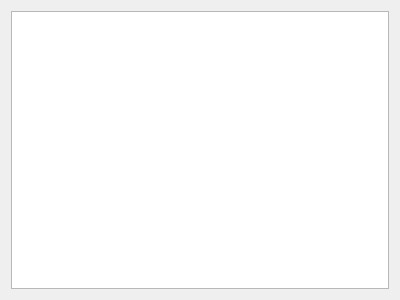
Old version of the form spinetoolbox/ui/map_editor.ui in the repository spine-tools/Spine-Toolbox.
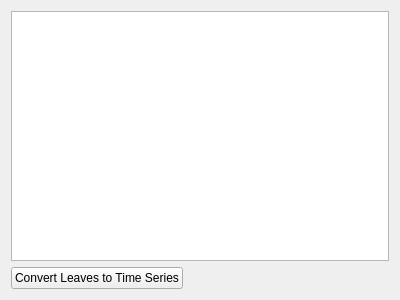
New version of the form.

Diff of the .ui file:
```diff
--- a/spinetoolbox/ui/map_editor.ui
+++ b/spinetoolbox/ui/map_editor.ui
@@ -33,6 +33,35 @@
      </attribute>
     </widget>
    </item>
+   <item>
+    <layout class="QHBoxLayout" name="horizontalLayout">
+     <item>
+      <widget class="QPushButton" name="convert_leaves_button">
+       <property name="toolTip">
+        <string>Converts leaf maps to time series.
+Requires that all indexes are DateTimes
+and values are floats.</string>
+       </property>
+       <property name="text">
+        <string>Convert Leaves to Time Series</string>
+       </property>
+      </widget>
+     </item>
+     <item>
+      <spacer name="horizontalSpacer">
+       <property name="orientation">
+        <enum>Qt::Horizontal</enum>
+       </property>
+       <property name="sizeHint" stdset="0">
+        <size>
+         <width>40</width>
+         <height>20</height>
+        </size>
+       </property>
+      </spacer>
+     </item>
+    </layout>
+   </item>
   </layout>
  </widget>
  <resources/>
```
